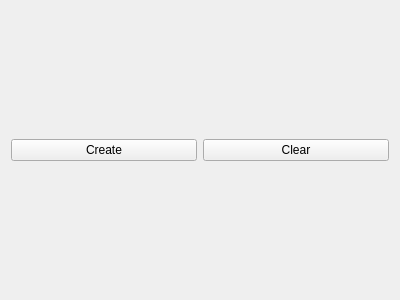
First picture: the form in grid.ui, repository quocson95/BugAV, before the edit.
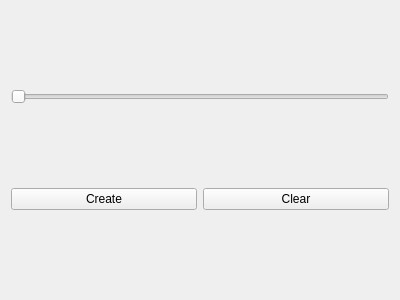
Second picture: the form after the edit.

The edit to the form file:
```diff
--- a/grid.ui
+++ b/grid.ui
@@ -17,6 +17,16 @@
    <item>
     <layout class="QGridLayout" name="g"/>
    </item>
+   <item>
+    <widget class="QSlider" name="slider">
+     <property name="maximum">
+      <number>99</number>
+     </property>
+     <property name="orientation">
+      <enum>Qt::Horizontal</enum>
+     </property>
+    </widget>
+   </item>
    <item>
     <layout class="QHBoxLayout" name="horizontalLayout">
      <item>
```
